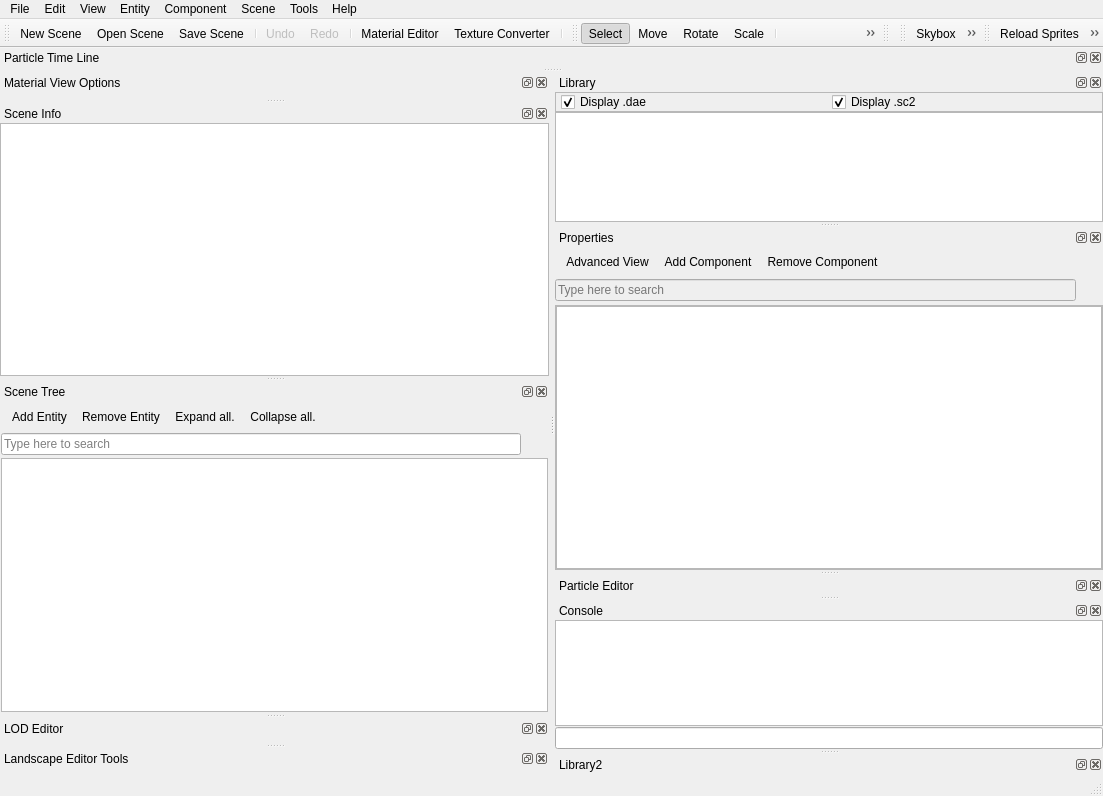
The window that Tools/ResourceEditor/DataQt/mainwindow.ui (xaoctech/dava.engine) describes before a commit, drawn with Qt 5.
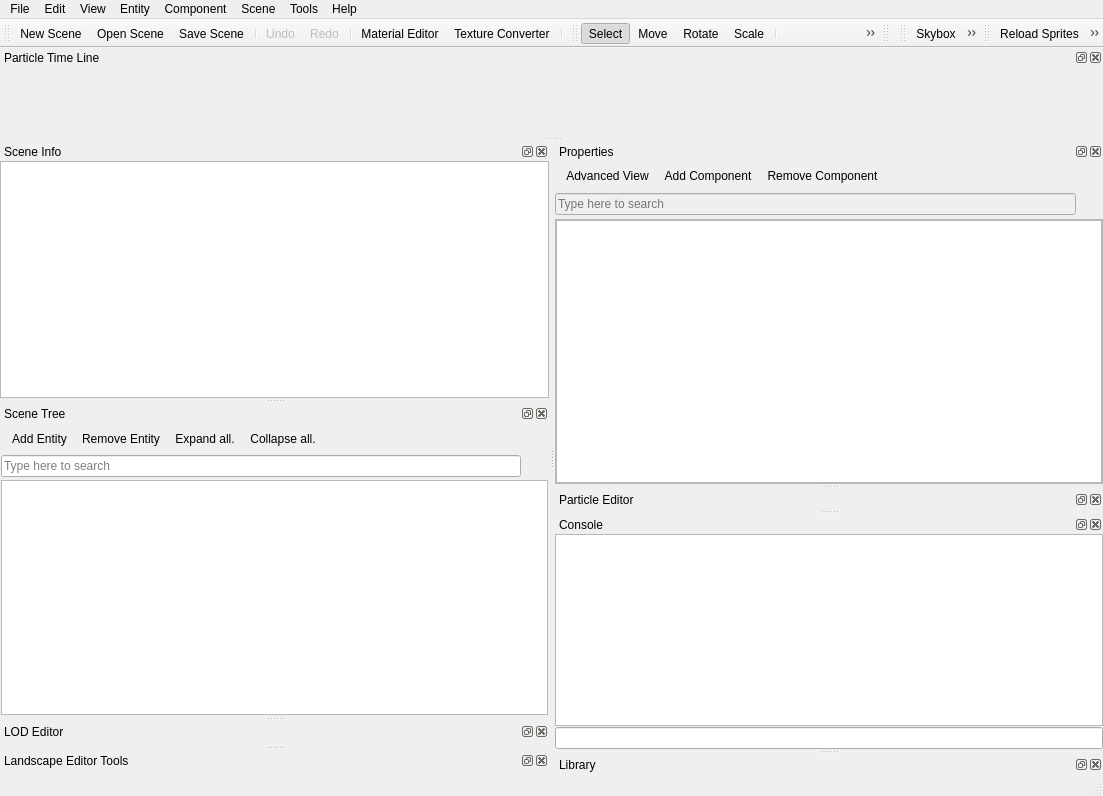
The same window after the commit. Icons and pictures are not drawn. Custom widgets are drawn as their Qt base class.

What changed in the file:
```diff
--- a/Tools/ResourceEditor/DataQt/mainwindow.ui
+++ b/Tools/ResourceEditor/DataQt/mainwindow.ui
@@ -44,87 +44,6 @@
     </item>
    </layout>
   </widget>
-  <widget class="QDockWidget" name="dockLibrary">
-   <property name="minimumSize">
-    <size>
-     <width>214</width>
-     <height>144</height>
-    </size>
-   </property>
-   <property name="windowTitle">
-    <string>Library</string>
-   </property>
-   <attribute name="dockWidgetArea">
-    <number>2</number>
-   </attribute>
-   <widget class="QWidget" name="libraryBody">
-    <layout class="QVBoxLayout" name="verticalLayout_2">
-     <property name="spacing">
-      <number>0</number>
-     </property>
-     <property name="margin">
-      <number>0</number>
-     </property>
-     <item>
-      <widget class="QFrame" name="frame_2">
-       <property name="minimumSize">
-        <size>
-         <width>0</width>
-         <height>20</height>
-        </size>
-       </property>
-       <property name="frameShape">
-        <enum>QFrame::StyledPanel</enum>
-       </property>
-       <property name="frameShadow">
-        <enum>QFrame::Raised</enum>
-       </property>
-       <layout class="QHBoxLayout" name="horizontalLayout_3">
-        <property name="leftMargin">
-         <number>5</number>
-        </property>
-        <property name="topMargin">
-         <number>1</number>
-        </property>
-        <property name="rightMargin">
-         <number>5</number>
-        </property>
-        <property name="bottomMargin">
-         <number>1</number>
-        </property>
-        <item>
-         <widget class="QCheckBox" name="cbShowDAEFiles">
-          <property name="text">
-           <string>Display .dae</string>
-          </property>
-          <property name="checked">
-           <bool>true</bool>
-          </property>
-         </widget>
-        </item>
-        <item>
-         <widget class="QCheckBox" name="cbShowSC2Files">
-          <property name="text">
-           <string>Display .sc2</string>
-          </property>
-          <property name="checked">
-           <bool>true</bool>
-          </property>
-         </widget>
-        </item>
-       </layout>
-      </widget>
-     </item>
-     <item>
-      <widget class="LibraryView" name="libraryView">
-       <property name="contextMenuPolicy">
-        <enum>Qt::CustomContextMenu</enum>
-       </property>
-      </widget>
-     </item>
-    </layout>
-   </widget>
-  </widget>
   <widget class="DockProperties" name="dockProperties">
    <property name="minimumSize">
     <size>
@@ -561,32 +480,6 @@
    </attribute>
   </widget>
   <widget class="StatusBar" name="statusBar"/>
-  <widget class="QDockWidget" name="dockWidget">
-   <property name="windowTitle">
-    <string>Material View Options</string>
-   </property>
-   <attribute name="dockWidgetArea">
-    <number>1</number>
-   </attribute>
-   <widget class="QWidget" name="dockWidgetContents_5">
-    <property name="maximumSize">
-     <size>
-      <width>16777215</width>
-      <height>70</height>
-     </size>
-    </property>
-    <widget class="MaterialViewOptions" name="widget" native="true">
-     <property name="geometry">
-      <rect>
-       <x>0</x>
-       <y>0</y>
-       <width>251</width>
-       <height>41</height>
-      </rect>
-     </property>
-    </widget>
-   </widget>
-  </widget>
   <widget class="QDockWidget" name="dockSceneInfo">
    <property name="enabled">
     <bool>true</bool>
@@ -837,7 +730,7 @@
   </widget>
   <widget class="QDockWidget" name="dockLibrary2">
    <property name="windowTitle">
-    <string>Library2</string>
+    <string>Library</string>
    </property>
    <attribute name="dockWidgetArea">
     <number>2</number>
@@ -1761,15 +1654,6 @@
  </widget>
  <layoutdefault spacing="6" margin="11"/>
  <customwidgets>
-  <customwidget>
-   <class>LibraryView</class>
-   <extends>QTreeView</extends>
-   <header>DockLibrary/libraryview.h</header>
-   <slots>
-    <slot>ShowDAE(bool)</slot>
-    <slot>ShowSC2(bool)</slot>
-   </slots>
-  </customwidget>
   <customwidget>
    <class>PropertyEditor</class>
    <extends>QTreeView</extends>
@@ -1786,11 +1670,6 @@
    <header>DockParticleEditor/particletimelinewidget.h</header>
    <container>1</container>
   </customwidget>
-  <customwidget>
-   <class>MaterialViewOptions</class>
-   <extends>QWidget</extends>
-   <header>DockMaterialViewOptions/materialviewoptions.h</header>
-  </customwidget>
   <customwidget>
    <class>SceneTabWidget</class>
    <extends>QWidget</extends>
```
Left out of the diff: 41 changed lines with no effect on the pictures.
